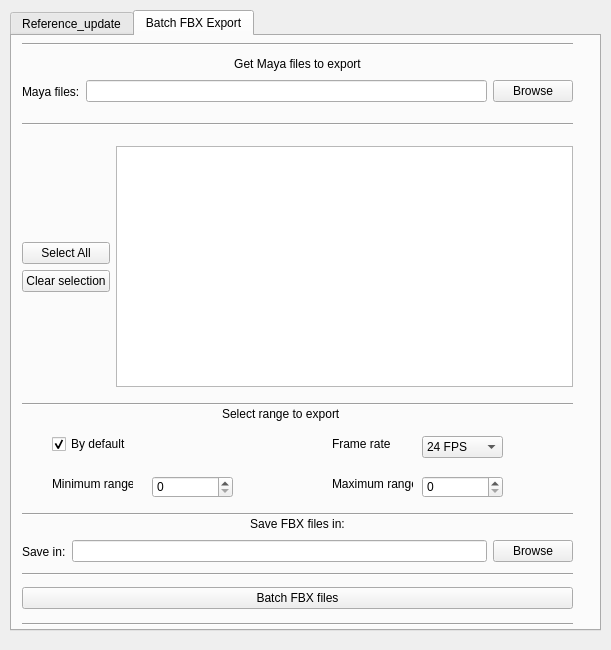
Old version of the form myPipelineTool/UI/myPipelineToolUI.ui in the repository MauroRigger/scripts.
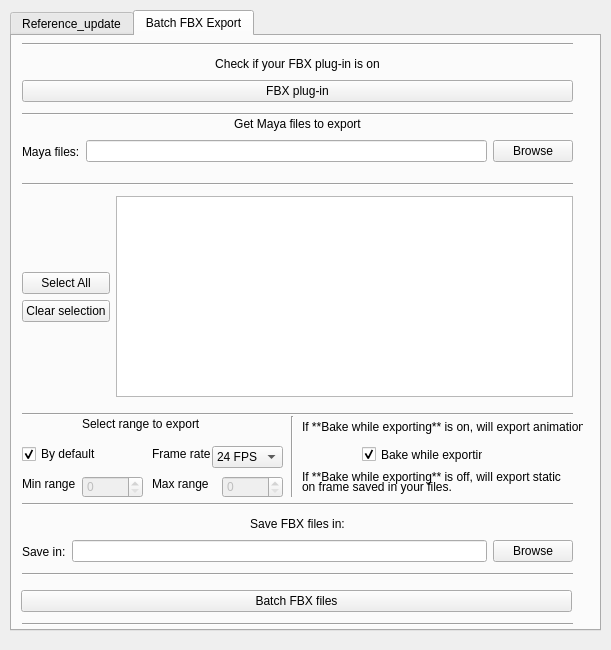
New version of the form.

Commit message: Batch FBX - WIP

```diff
--- a/myPipelineTool/UI/myPipelineToolUI.ui
+++ b/myPipelineTool/UI/myPipelineToolUI.ui
@@ -409,7 +409,7 @@
         <property name="geometry">
          <rect>
           <x>10</x>
-          <y>20</y>
+          <y>80</y>
           <width>551</width>
           <height>16</height>
          </rect>
@@ -425,7 +425,7 @@
         <property name="geometry">
          <rect>
           <x>10</x>
-          <y>0</y>
+          <y>70</y>
           <width>551</width>
           <height>16</height>
          </rect>
@@ -438,7 +438,7 @@
         <property name="geometry">
          <rect>
           <x>10</x>
-          <y>80</y>
+          <y>140</y>
           <width>551</width>
           <height>16</height>
          </rect>
@@ -451,7 +451,7 @@
         <property name="geometry">
          <rect>
           <x>10</x>
-          <y>40</y>
+          <y>100</y>
           <width>551</width>
           <height>31</height>
          </rect>
@@ -483,9 +483,9 @@
         <property name="geometry">
          <rect>
           <x>10</x>
-          <y>110</y>
+          <y>160</y>
           <width>551</width>
-          <height>241</height>
+          <height>201</height>
          </rect>
         </property>
         <layout class="QHBoxLayout" name="horizontalLayout_4">
@@ -546,7 +546,7 @@
         <property name="geometry">
          <rect>
           <x>10</x>
-          <y>360</y>
+          <y>370</y>
           <width>551</width>
           <height>16</height>
          </rect>
@@ -603,25 +603,6 @@
          </item>
         </layout>
        </widget>
-       <widget class="QWidget" name="horizontalLayoutWidget_11">
-        <property name="geometry">
-         <rect>
-          <x>10</x>
-          <y>550</y>
-          <width>551</width>
-          <height>25</height>
-         </rect>
-        </property>
-        <layout class="QHBoxLayout" name="horizontalLayout_11">
-         <item>
-          <widget class="QPushButton" name="pushButton_batch_to_fbx_export">
-           <property name="text">
-            <string>Batch FBX files</string>
-           </property>
-          </widget>
-         </item>
-        </layout>
-       </widget>
        <widget class="Line" name="line_11">
         <property name="geometry">
          <rect>
@@ -639,7 +620,7 @@
         <property name="geometry">
          <rect>
           <x>10</x>
-          <y>470</y>
+          <y>460</y>
           <width>551</width>
           <height>16</height>
          </rect>
@@ -664,8 +645,8 @@
        <widget class="QLabel" name="label_7">
         <property name="geometry">
          <rect>
-          <x>210</x>
-          <y>370</y>
+          <x>70</x>
+          <y>380</y>
           <width>131</width>
           <height>16</height>
          </rect>
@@ -677,8 +658,8 @@
        <widget class="QCheckBox" name="checkBox_range_by_default">
         <property name="geometry">
          <rect>
-          <x>40</x>
-          <y>400</y>
+          <x>10</x>
+          <y>410</y>
           <width>81</width>
           <height>16</height>
          </rect>
@@ -692,13 +673,13 @@
        </widget>
        <widget class="QSpinBox" name="spinBox_minimum_range">
         <property name="enabled">
-         <bool>true</bool>
+         <bool>false</bool>
         </property>
         <property name="geometry">
          <rect>
-          <x>140</x>
+          <x>70</x>
           <y>440</y>
-          <width>81</width>
+          <width>61</width>
           <height>22</height>
          </rect>
         </property>
@@ -712,38 +693,38 @@
        <widget class="QLabel" name="label_8">
         <property name="geometry">
          <rect>
-          <x>40</x>
+          <x>10</x>
           <y>440</y>
-          <width>81</width>
+          <width>71</width>
           <height>16</height>
          </rect>
         </property>
         <property name="text">
-         <string>Minimum range</string>
+         <string>Min range</string>
         </property>
        </widget>
        <widget class="QLabel" name="label_9">
         <property name="geometry">
          <rect>
-          <x>320</x>
+          <x>140</x>
           <y>440</y>
-          <width>81</width>
+          <width>61</width>
           <height>16</height>
          </rect>
         </property>
         <property name="text">
-         <string>Maximum range</string>
+         <string>Max range</string>
         </property>
        </widget>
        <widget class="QSpinBox" name="spinBox_minimum_range_2">
         <property name="enabled">
-         <bool>true</bool>
+         <bool>false</bool>
         </property>
         <property name="geometry">
          <rect>
-          <x>410</x>
+          <x>210</x>
           <y>440</y>
-          <width>81</width>
+          <width>61</width>
           <height>22</height>
          </rect>
         </property>
@@ -757,9 +738,9 @@
        <widget class="QComboBox" name="comboBox_frame_rate">
         <property name="geometry">
          <rect>
-          <x>410</x>
-          <y>400</y>
-          <width>81</width>
+          <x>200</x>
+          <y>410</y>
+          <width>71</width>
           <height>22</height>
          </rect>
         </property>
@@ -785,8 +766,8 @@
        <widget class="QLabel" name="label_10">
         <property name="geometry">
          <rect>
-          <x>320</x>
-          <y>400</y>
+          <x>140</x>
+          <y>410</y>
           <width>81</width>
           <height>16</height>
          </rect>
@@ -795,6 +776,141 @@
          <string>Frame rate</string>
         </property>
        </widget>
+       <widget class="QWidget" name="verticalLayoutWidget_2">
+        <property name="geometry">
+         <rect>
+          <x>9</x>
+          <y>550</y>
+          <width>551</width>
+          <height>31</height>
+         </rect>
+        </property>
+        <layout class="QVBoxLayout" name="verticalLayout_4">
+         <item>
+          <widget class="QPushButton" name="pushButton_batch_to_fbx_export">
+           <property name="text">
+            <string>Batch FBX files</string>
+           </property>
+          </widget>
+         </item>
+        </layout>
+       </widget>
+       <widget class="QWidget" name="verticalLayoutWidget_3">
+        <property name="geometry">
+         <rect>
+          <x>10</x>
+          <y>40</y>
+          <width>551</width>
+          <height>31</height>
+         </rect>
+        </property>
+        <layout class="QVBoxLayout" name="verticalLayout_5">
+         <item>
+          <widget class="QPushButton" name="pushButton_turn_on_plugin_fbx_export">
+           <property name="text">
+            <string>FBX plug-in</string>
+           </property>
+          </widget>
+         </item>
+        </layout>
+       </widget>
+       <widget class="QLabel" name="label_11">
+        <property name="geometry">
+         <rect>
+          <x>10</x>
+          <y>20</y>
+          <width>551</width>
+          <height>16</height>
+         </rect>
+        </property>
+        <property name="text">
+         <string>Check if your FBX plug-in is on</string>
+        </property>
+        <property name="alignment">
+         <set>Qt::AlignCenter</set>
+        </property>
+       </widget>
+       <widget class="Line" name="line_14">
+        <property name="geometry">
+         <rect>
+          <x>10</x>
+          <y>0</y>
+          <width>551</width>
+          <height>16</height>
+         </rect>
+        </property>
+        <property name="orientation">
+         <enum>Qt::Horizontal</enum>
+        </property>
+       </widget>
+       <widget class="Line" name="line_15">
+        <property name="geometry">
+         <rect>
+          <x>270</x>
+          <y>380</y>
+          <width>20</width>
+          <height>81</height>
+         </rect>
+        </property>
+        <property name="orientation">
+         <enum>Qt::Vertical</enum>
+        </property>
+       </widget>
+       <widget class="QCheckBox" name="checkBox">
+        <property name="geometry">
+         <rect>
+          <x>350</x>
+          <y>410</y>
+          <width>121</width>
+          <height>17</height>
+         </rect>
+        </property>
+        <property name="text">
+         <string>Bake while exporting</string>
+        </property>
+        <property name="checked">
+         <bool>true</bool>
+        </property>
+       </widget>
+       <widget class="QLabel" name="label_12">
+        <property name="geometry">
+         <rect>
+          <x>290</x>
+          <y>380</y>
+          <width>281</width>
+          <height>21</height>
+         </rect>
+        </property>
+        <property name="text">
+         <string>If **Bake while exporting** is on, will export animation.</string>
+        </property>
+       </widget>
+       <widget class="QLabel" name="label_13">
+        <property name="geometry">
+         <rect>
+          <x>290</x>
+          <y>430</y>
+          <width>261</width>
+          <height>21</height>
+         </rect>
+        </property>
+        <property name="text">
+         <string>If **Bake while exporting** is off, will export static</string>
+        </property>
+       </widget>
+       <widget class="QLabel" name="label_14">
+        <property name="geometry">
+         <rect>
+          <x>290</x>
+          <y>440</y>
+          <width>251</width>
+          <height>21</height>
+         </rect>
+        </property>
+        <property name="text">
+         <string>on frame saved in your files.</string>
+        </property>
+       </widget>
       </widget>
      </widget>
     </item>
```
Left out of the diff: 7 changed lines with no effect on the pictures. The commit also changes 3 other files.
